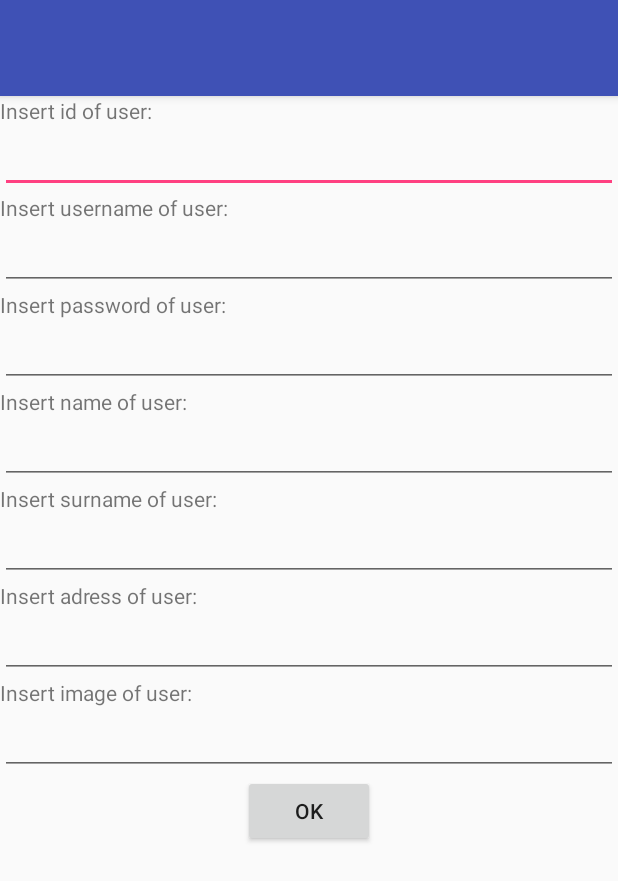
After one commit to DanijelaKaraklic/ProjekatItEngine, an Android app: the CreateActivity screen opened directly, with no data from a screen before it, on a phone screen of 412 x 824 dp. The commit adds this screen. Shown: the top 881 px of the screen. Run offline under Robolectric (Android 15) with nearby library versions, the phone set to English and light mode, and no system bars; 1 statement that could not run was skipped.

Commit message:
Dodata klasa Create

```diff
--- /dev/null
+++ b/app/src/main/java/com/example/nikolakosmajac/user/activities/CreateActivity.java
@@ -0,0 +1,68 @@
+package com.example.nikolakosmajac.user.activities;
+
+import android.content.Intent;
+import android.os.Bundle;
+import android.support.annotation.Nullable;
+import android.support.v7.app.AppCompatActivity;
+import android.view.View;
+import android.widget.Button;
+import android.widget.EditText;
+
+import com.example.nikolakosmajac.user.R;
+import com.example.nikolakosmajac.user.model.User;
+
+/**
+ * Created by nikola.kosmajac on 27-Dec-17.
+ */
+
+public class CreateActivity extends AppCompatActivity {
+
+    @Override
+    protected void onCreate(@Nullable Bundle bundle) {
+        super.onCreate(bundle);
+        setContentView(R.layout.activity_create);
+
+        EditText editId = (EditText)findViewById(R.id.id_user);
+        EditText editUsername = (EditText)findViewById(R.id.username_user);
+        EditText editPassword = (EditText)findViewById(R.id.pass_user);
+        EditText editName = (EditText)findViewById(R.id.name_user);
+        EditText editSurname = (EditText)findViewById(R.id.surname_user);
+        EditText editAdress = (EditText)findViewById(R.id.adress_user);
+        EditText editImage = (EditText)findViewById(R.id.image_user);
+
+
+        final int id = Integer.parseInt(editId.getText().toString());
+        final String username = editUsername.getText().toString();
+        final String password = editPassword.getText().toString();
+        final String name = editName.getText().toString();
+        final String surname = editSurname.getText().toString();
+        final String adress = editAdress.getText().toString();
+        final String image = editImage.getText().toString();
+
+        Button btnReturn = (Button)findViewById(R.id.btn_create_ok);
+        btnReturn.setOnClickListener(new View.OnClickListener() {
+            @Override
+            public void onClick(View v) {
+
+                Intent intent = new Intent();
+                Bundle bundle = new Bundle();
+                bundle.putInt("id",id);
+                bundle.putString("username",username);
+                bundle.putString("password",password);
+                bundle.putString("name",name);
+                bundle.putString("surname",surname);
+                bundle.putString("adress",adress);
+                bundle.putString("image",image);
+                intent.putExtras(bundle);
+                setResult(RESULT_OK,intent);
+                finish();
+
+            }
+        });
+
+
+
+
+
+    }
+}
--- /dev/null
+++ b/app/src/main/res/layout/activity_create.xml
@@ -0,0 +1,116 @@
+<?xml version="1.0" encoding="utf-8"?>
+<LinearLayout
+    xmlns:android="http://schemas.android.com/apk/res/android"
+    xmlns:app="http://schemas.android.com/apk/res-auto"
+    android:orientation="vertical"
+    android:layout_width="match_parent"
+    android:layout_height="match_parent">
+
+
+    <android.support.design.widget.AppBarLayout
+        android:id="@+id/appbar"
+        android:layout_width="match_parent"
+        android:layout_height="wrap_content"
+        android:paddingTop="@dimen/appbar_padding_top"
+        android:theme="@style/AppTheme.AppBarOverlay">
+
+        <android.support.v7.widget.Toolbar
+            android:id="@+id/toolbar_detail"
+            android:layout_width="match_parent"
+            android:layout_height="?attr/actionBarSize"
+            android:title="Toolbar"
+            android:background="?attr/colorPrimary"
+            app:popupTheme="@style/AppTheme.PopupOverlay"
+            app:layout_scrollFlags="scroll|enterAlways"
+            >
+        </android.support.v7.widget.Toolbar>
+
+    </android.support.design.widget.AppBarLayout>
+
+    <LinearLayout
+        android:layout_width="match_parent"
+        android:layout_height="wrap_content"
+        android:orientation="vertical"
+        android:layout_marginBottom="5dp">
+
+        <TextView
+            android:layout_width="match_parent"
+            android:layout_height="wrap_content"
+            android:text="Insert id of user:"/>
+        <EditText
+            android:id="@+id/id_user"
+            android:layout_width="match_parent"
+            android:layout_height="wrap_content" />
+
+
+        <TextView
+            android:layout_width="match_parent"
+            android:layout_height="wrap_content"
+            android:text="Insert username of user:"/>
+        <EditText
+            android:id="@+id/username_user"
+            android:layout_width="match_parent"
+            android:layout_height="wrap_content" />
+
+        <TextView
+            android:layout_width="match_parent"
+            android:layout_height="wrap_content"
+            android:text="Insert password of user:"/>
+        <EditText
+            android:id="@+id/pass_user"
+            android:layout_width="match_parent"
+            android:layout_height="wrap_content" />
+
+
+        <TextView
+            android:layout_width="match_parent"
+            android:layout_height="wrap_content"
+            android:text="Insert name of user:"/>
+        <EditText
+            android:id="@+id/name_user"
+            android:layout_width="match_parent"
+            android:layout_height="wrap_content" />
+
+        <TextView
+            android:layout_width="match_parent"
+            android:layout_height="wrap_content"
+            android:text="Insert surname of user:"/>
+        <EditText
+            android:id="@+id/surname_user"
+            android:layout_width="match_parent"
+            android:layout_height="wrap_content" />
+
+        <TextView
+            android:layout_width="match_parent"
+            android:layout_height="wrap_content"
+            android:text="Insert adress of user:"/>
+
+        <EditText
+            android:id="@+id/adress_user"
+            android:layout_width="match_parent"
+            android:layout_height="wrap_content" />
+
+        <TextView
+            android:layout_width="match_parent"
+            android:layout_height="wrap_content"
+            android:text="Insert image of user:"/>
+
+        <EditText
+            android:id="@+id/image_user"
+            android:layout_width="match_parent"
+            android:layout_height="wrap_content" />
+
+        <Button
+            android:id="@+id/btn_create_ok"
+            android:layout_width="wrap_content"
+            android:layout_height="wrap_content"
+            android:text="@string/dialog_create_ok"
+            android:layout_gravity="center_horizontal"/>
+
+
+    </LinearLayout>
+
+
+
+
+</LinearLayout>
```
Also changed, not shown: app/src/main/AndroidManifest.xml (+9 -0 lines), app/src/main/java/com/example/nikolakosmajac/user/activities/MainActivity.java (+45 -43 lines), app/src/main/java/com/example/nikolakosmajac/user/adapters/MyAdapter.java (+16 -9 lines), app/src/main/res/layout/create_layout.xml (added, +82 -0 lines).
